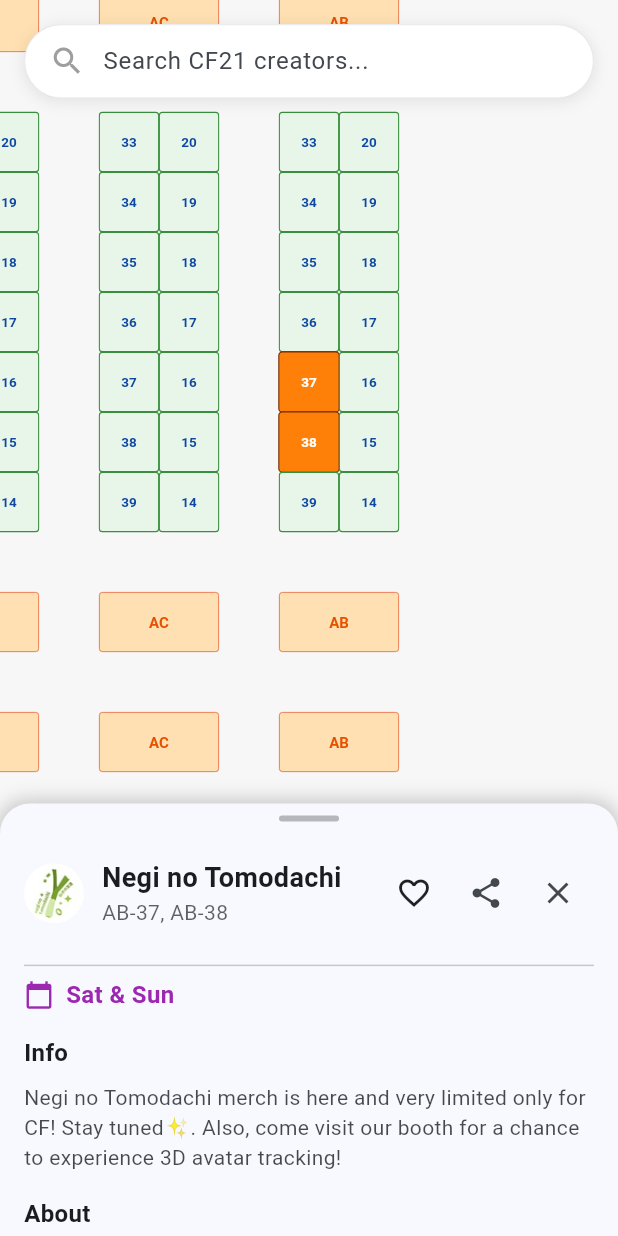
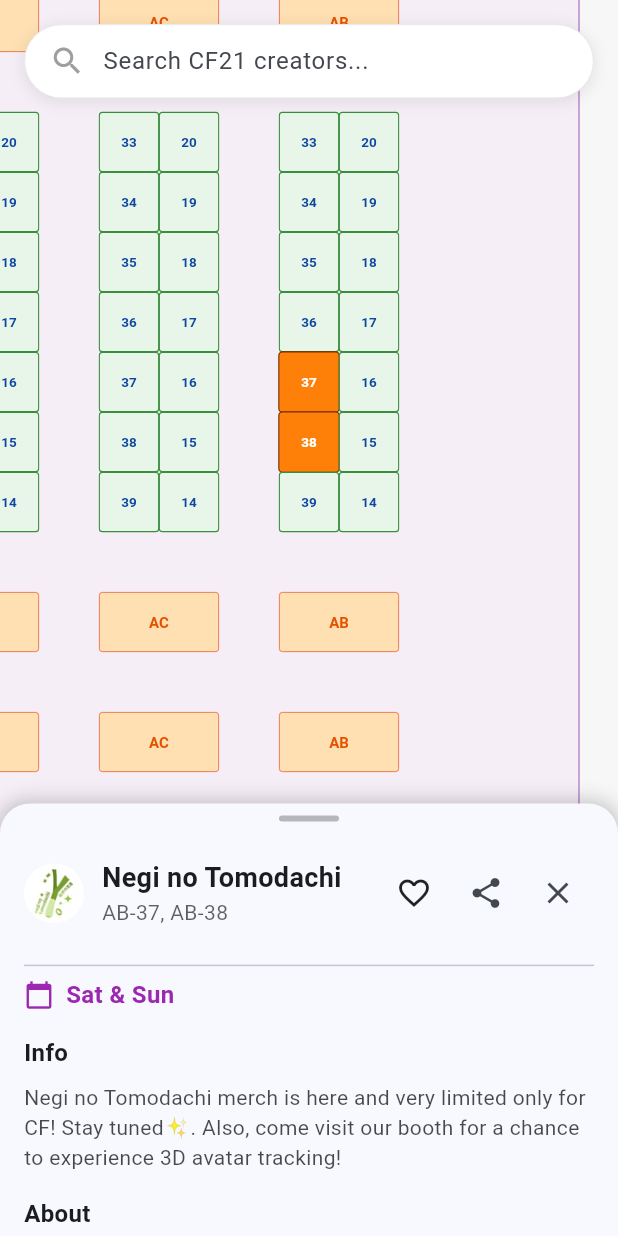
Before and after one commit to mentegago/cf21-map, a Flutter app: the screen it shows after launch, after a tap on "Search CF21 creators...", after a tap on "Negi no Tomodachi", on a phone screen of 412 x 824 dp. Run offline on Flutter 3.47's test engine with Material 3 defaults, Android fonts, the phone set to English and light mode, and no system bars; our stand-ins replace flutter_svg, shared_preferences; missing offline and left inert: dart:html; network calls fail.

Commit message:
Add hall information

```diff
--- a/lib/models/map_cell.dart
+++ b/lib/models/map_cell.dart
@@ -6,6 +6,7 @@ class MapCell {
   final bool isBooth;
   final bool isLocationMarker;
   final bool isWall;
+  final bool isHall;
 
   MapCell({
     required this.content,
@@ -14,7 +15,8 @@ class MapCell {
   }) : isEmpty = content.trim().isEmpty,
        isBooth = _isBooth(content),
        isLocationMarker = _isLocationMarker(content),
-       isWall = _isWall(content);
+       isWall = _isWall(content),
+       isHall = _isHall(content);
 
   static bool _isBooth(String content) {
     if (content.trim().isEmpty) return false;
@@ -25,13 +27,19 @@ class MapCell {
   static bool _isLocationMarker(String content) {
     if (content.trim().isEmpty) return false;
     // Location markers are single/double letters or just "a" or "b"
-    return !_isBooth(content) && !_isWall(content) && content.trim().isNotEmpty;
+    return !_isBooth(content) && !_isWall(content) && !_isHall(content) && content.trim().isNotEmpty;
   }
 
   static bool _isWall(String content) {
     if (content.trim().isEmpty) return false;
     // Wall cells are marked with "X"
     return content.trim() == 'X';
+  }
+
+  static bool _isHall(String content) {
+    if (content.trim().isEmpty) return false;
+    // Hall cells are marked with "HALL X" where X is a number
+    return RegExp(r'^HALL\s+\d+$', caseSensitive: false).hasMatch(content.trim());
   }
 
   @override
@@ -48,6 +56,7 @@ class MergedCell {
   final bool isBooth;
   final bool isLocationMarker;
   final bool isWall;
+  final bool isHall;
 
   MergedCell({
     required this.content,
@@ -58,7 +67,8 @@ class MergedCell {
   }) : isEmpty = content.trim().isEmpty,
        isBooth = MapCell._isBooth(content),
        isLocationMarker = MapCell._isLocationMarker(content),
-       isWall = MapCell._isWall(content);
+       isWall = MapCell._isWall(content),
+       isHall = MapCell._isHall(content);
 
   bool containsPosition(int row, int col) {
     return row >= startRow &&
--- a/lib/widgets/map_viewer.dart
+++ b/lib/widgets/map_viewer.dart
@@ -332,8 +332,61 @@ class MapPainter extends CustomPainter {
     // Draw background
     canvas.drawRect(
       Rect.fromLTWH(0, 0, size.width, size.height),
-      // Dark mode navy, light mode greyish background to improve contrast
       Paint()..color = scaffoldBackgroundColor,
+    );
+
+    final hall7Rect = Rect.fromLTWH(
+      0,
+      3 / 103 * size.height,
+      size.width * 40 / 142,
+      size.height * 99 / 103,
+    );
+    canvas.drawRect(
+      hall7Rect,
+      Paint()..color = _getHallColor("HALL 7").withValues(alpha: isDark ? 0.15 : 0.5),
+    );
+    canvas.drawRect(
+      hall7Rect,
+      Paint()
+        ..color = _getHallBorderColor("HALL 7")
+        ..style = PaintingStyle.stroke
+        ..strokeWidth = 1.0,
+    );
+
+    final hall8Rect = Rect.fromLTWH(
+      size.width * 40 / 142,
+      3 / 103 * size.height,
+      size.width * 50 / 142,
+      size.height * 99 / 103,
+    );
+    canvas.drawRect(
+      hall8Rect,
+      Paint()..color = _getHallColor("HALL 8").withValues(alpha: isDark ? 0.15 : 0.5),
+    );
+    canvas.drawRect(
+      hall8Rect,
+      Paint()
+        ..color = _getHallBorderColor("HALL 8")
+        ..style = PaintingStyle.stroke
+        ..strokeWidth = 1.0,
+    );
+
+    final hall9Rect = Rect.fromLTWH(
+      size.width * 90 / 142,
+      3 / 103 * size.height,
+      size.width * 52 / 142,
+      size.height * 99 / 103,
+    );
+    canvas.drawRect(
+      hall9Rect,
+      Paint()..color = _getHallColor("HALL 9").withValues(alpha: isDark ? 0.15 : 0.5),
+    );
+    canvas.drawRect(
+      hall9Rect,
+      Paint()
+        ..color = _getHallBorderColor("HALL 9")
+        ..style = PaintingStyle.stroke
+        ..strokeWidth = 1.0,
     );
 
     // Only draw text if zoomed in enough
@@ -462,10 +515,10 @@ class MapPainter extends CustomPainter {
     if (cell.isEmpty) {
       return Colors.transparent;
     } else if (cell.isWall) {
-      // Wall color - dark grey/black
       return isDark ? const Color(0xFF1A1A1A) : const Color(0xFF424242);
+    } else if (cell.isHall) {
+      return _getHallColor(cell.content);
     } else if (cell.isBooth) {
-      // Fill color per booth section
       final section = _getBoothSection(cell.content);
       return _boothFillColor(section);
     } else if (cell.isLocationMarker) {
@@ -481,8 +534,9 @@ class MapPainter extends CustomPainter {
     if (cell.isEmpty) {
       return Colors.transparent;
     } else if (cell.isWall) {
-      // Wall border - slightly lighter than fill
       return isDark ? const Color(0xFF2A2A2A) : const Color(0xFF616161);
+    } else if (cell.isHall) {
+      return _getHallBorderColor(cell.content);
     } else if (cell.isBooth) {
       final section = _getBoothSection(cell.content);
       return _boothBorderColor(section);
@@ -497,8 +551,7 @@ class MapPainter extends CustomPainter {
 
   TextStyle _getTextStyle(MergedCell cell, {bool isHighlighted = false}) {
     if (cell.isWall) {
-      // Walls don't display text
-      return TextStyle(
+      return const TextStyle(
         fontSize: 0,
         color: Colors.transparent,
       );
@@ -520,6 +573,11 @@ class MapPainter extends CustomPainter {
         fontSize: 20,
         fontWeight: FontWeight.bold,
         color: isDark ? const Color(0xFFFFB74D) : const Color(0xFFE65100),
+      );
+    } else if (cell.isHall) {
+      return TextStyle(
+        fontSize: 24,
+        color: isDark ? Colors.grey.shade400 : Colors.grey.shade600,
       );
     }
     return TextStyle(
@@ -598,6 +656,72 @@ class MapPainter extends CustomPainter {
     return palette[idx];
   }
 
+  // Hall-specific background colors
+  Color _getHallColor(String content) {
+    // Extract hall number from content (e.g., "HALL 7" -> "7")
+    final match = RegExp(r'HALL\s+(\d+)', caseSensitive: false).firstMatch(content);
+    if (match == null) {
+      // Fallback color if parsing fails
+      return isDark ? const Color(0xFF2C2C2C) : const Color(0xFFE0E0E0);
+    }
+
+    final hallNumber = match.group(1)!;
+
+    // Define distinct color palettes for each hall
+    switch (hallNumber) {
+      case '7':
+        return isDark
+            ? const Color(0xFF1A237E) // Deep blue for dark mode
+            : const Color(0xFFE3F2FD); // Light blue for light mode
+      case '8':
+        return isDark
+            ? const Color(0xFF1B5E20) // Deep green for dark mode
+            : const Color(0xFFE8F5E9); // Light green for light mode
+      case '9':
+        return isDark
+            ? const Color(0xFF4A148C) // Deep purple for dark mode
+            : const Color(0xFFF3E5F5); // Light purple for light mode
+      default:
+        // Fallback for any other hall numbers
+        return isDark
+            ? const Color(0xFF424242) // Dark grey for dark mode
+            : const Color(0xFFF5F5F5); // Light grey for light mode
+    }
+  }
+
+  // Hall-specific border colors
+  Color _getHallBorderColor(String content) {
+    // Extract hall number from content (e.g., "HALL 7" -> "7")
+    final match = RegExp(r'HALL\s+(\d+)', caseSensitive: false).firstMatch(content);
+    if (match == null) {
+      // Fallback color if parsing fails
+      return isDark ? const Color(0xFF4A4A4A) : const Color(0xFF9E9E9E);
+    }
+
+    final hallNumber = match.group(1)!;
+
+    // Define distinct border colors for each hall (darker than fill for contrast)
+    switch (hallNumber) {
+      case '7':
+        return isDark
+            ? const Color(0xFF283593) // Darker blue for dark mode
+            : const Color(0xFF1976D2); // Blue for light mode
+      case '8':
+        return isDark
+            ? const Color(0xFF2E7D32) // Darker green for dark mode
+            : const Color(0xFF388E3C); // Green for light mode
+      case '9':
+        return isDark
+            ? const Color(0xFF6A1B9A) // Darker purple for dark mode
+            : const Color(0xFF7B1FA2); // Purple for light mode
+      default:
+        // Fallback for any other hall numbers
+        return isDark
+            ? const Color(0xFF616161) // Dark grey for dark mode
+            : const Color(0xFF9E9E9E); // Light grey for light mode
+    }
+  }
+
   @override
   bool shouldRepaint(MapPainter oldDelegate) {
     // Only repaint if cellSize, data, highlighted booths, or theme changed
```
Also changed, not shown: data/map.csv (+8 -0 lines), data/map.json.
